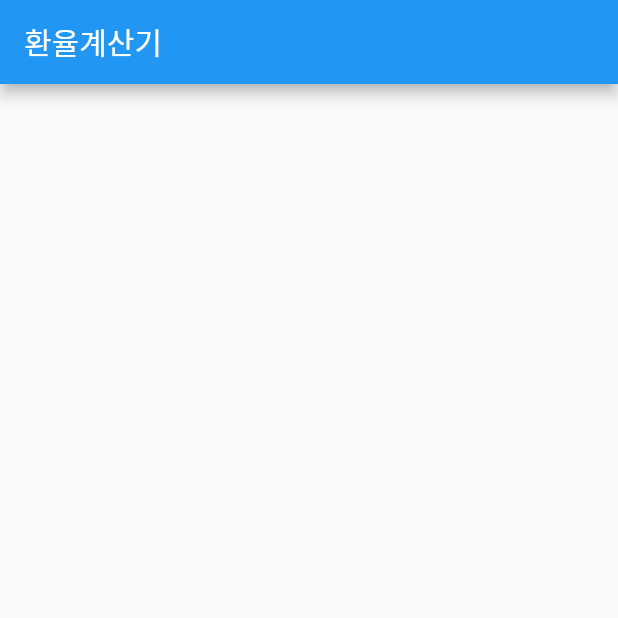
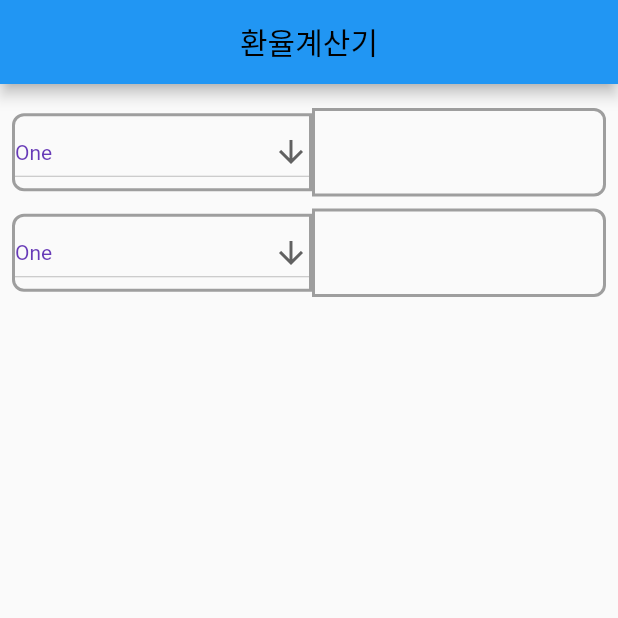
Before and after one commit to fulmoon/currency_converter, a Flutter app: the screen it shows after launch, on a phone screen of 412 x 824 dp, the top half of it. Run offline on Flutter 3.47's test engine with Material 2 defaults, Android fonts, the phone set to English and light mode, and no system bars.

Commit message:
Feat: add UI for currency app    #Air

```diff
--- a/lib/currency_converter.dart
+++ b/lib/currency_converter.dart
@@ -1,16 +1,157 @@
 import 'package:flutter/material.dart';
 
-class CurrencyConvert extends StatelessWidget {
+class CurrencyConvert extends StatefulWidget {
   const CurrencyConvert({Key? key}) : super(key: key);
+
+  @override
+  State<CurrencyConvert> createState() => _CurrencyConvertState();
+}
+
+class _CurrencyConvertState extends State<CurrencyConvert> {
+  final TextEditingController _controller = TextEditingController();
+
+  List<Map<String, dynamic>> currencyList = [
+    {"USD": 1},
+    {"AED": 3.6725},
+    {"AFN": 89.7035},
+    {"ALL": 113.5506},
+    {"AMD": 405.3498},
+  ];
+
+  String currencyChoose = 'zero';
+  String dropdownValue = 'One';
+
+  @override
+  void dispose() {
+    _controller.dispose();
+    super.dispose();
+  }
 
   @override
   Widget build(BuildContext context) {
     return Scaffold(
       appBar: AppBar(
-        title: const Text('환율계산기'),
+        centerTitle: true,
+        title: const Text(
+          '환율계산기',
+          style: TextStyle(color: Colors.black),
+        ),
       ),
-      body: Container(),
+      body: Padding(
+        padding: const EdgeInsets.all(8.0),
+        child: Column(
+          children: [
+            Padding(
+              padding: const EdgeInsets.only(top: 8.0),
+              child: Row(
+                children: [
+                  Container(
+                    width: 200,
+                    decoration: BoxDecoration(
+                        border: Border.all(
+                          width: 2,
+                          color: Colors.grey,
+                        ),
+                        borderRadius: const BorderRadius.only(
+                          bottomLeft: Radius.circular(8),
+                          topLeft: Radius.circular(8),
+                        ),
+                    ),
+                    child: DropdownButton<String>(
+                      isExpanded: true,
+                      dropdownColor: Colors.grey,
+                      value: dropdownValue,
+                      icon: const Icon(Icons.arrow_downward),
+                      elevation: 16,
+                      style: const TextStyle(color: Colors.deepPurple),
+                      onChanged: (String? newValue) {
+                        setState(() {
+                          dropdownValue = newValue!;
+                        });
+                      },
+                      items: <String>['One', 'Two', 'Free', 'Four']
+                          .map<DropdownMenuItem<String>>((String value) {
+                        return DropdownMenuItem<String>(
+                          value: value,
+                          child: Text(value, textAlign: TextAlign.center,),
+                        );
+                      }).toList(),
+                    ),
+                  ),
+                  Flexible(
+                    child: TextField(
+                      controller: _controller,
+                      decoration: const InputDecoration(
+                        enabledBorder: OutlineInputBorder(
+                          borderSide: BorderSide(color: Colors.grey, width: 2),
+                          borderRadius: BorderRadius.only(
+                            bottomRight: Radius.circular(8),
+                            topRight: Radius.circular(8),
+                          ),
+                        ),
+                      ),
+                    ),
+                  ),
+                ],
+              ),
+            ),
+            Padding(
+              padding: const EdgeInsets.only(top: 8),
+              child: Row(
+                children: [
+                  Container(
+                    width: 200,
+                    decoration: BoxDecoration(
+                      border: Border.all(
+                        width: 2,
+                        color: Colors.grey,
+                      ),
+                      borderRadius: const BorderRadius.only(
+                        bottomLeft: Radius.circular(8),
+                        topLeft: Radius.circular(8),
+                      ),
+                    ),
+                    child: DropdownButton<String>(
+                      isExpanded: true,
+                      dropdownColor: Colors.grey,
+                      value: dropdownValue,
+                      icon: const Icon(Icons.arrow_downward),
+                      elevation: 16,
+                      style: const TextStyle(color: Colors.deepPurple),
+                      onChanged: (String? newValue) {
+                        setState(() {
+                          dropdownValue = newValue!;
+                        });
+                      },
+                      items: <String>['One', 'Two', 'Free', 'Four']
+                          .map<DropdownMenuItem<String>>((String value) {
+                        return DropdownMenuItem<String>(
+                          value: value,
+                          child: Text(value, textAlign: TextAlign.center,),
+                        );
+                      }).toList(),
+                    ),
+                  ),
+                  Flexible(
+                    child: TextField(
+                      controller: _controller,
+                      decoration: const InputDecoration(
+                        enabledBorder: OutlineInputBorder(
+                          borderSide: BorderSide(color: Colors.grey, width: 2),
+                          borderRadius: BorderRadius.only(
+                            bottomRight: Radius.circular(8),
+                            topRight: Radius.circular(8),
+                          ),
+                        ),
+                      ),
+                    ),
+                  ),
+                ],
+              ),
+            ),
+          ],
+        ),
+      ),
     );
-    ;
   }
 }
```
